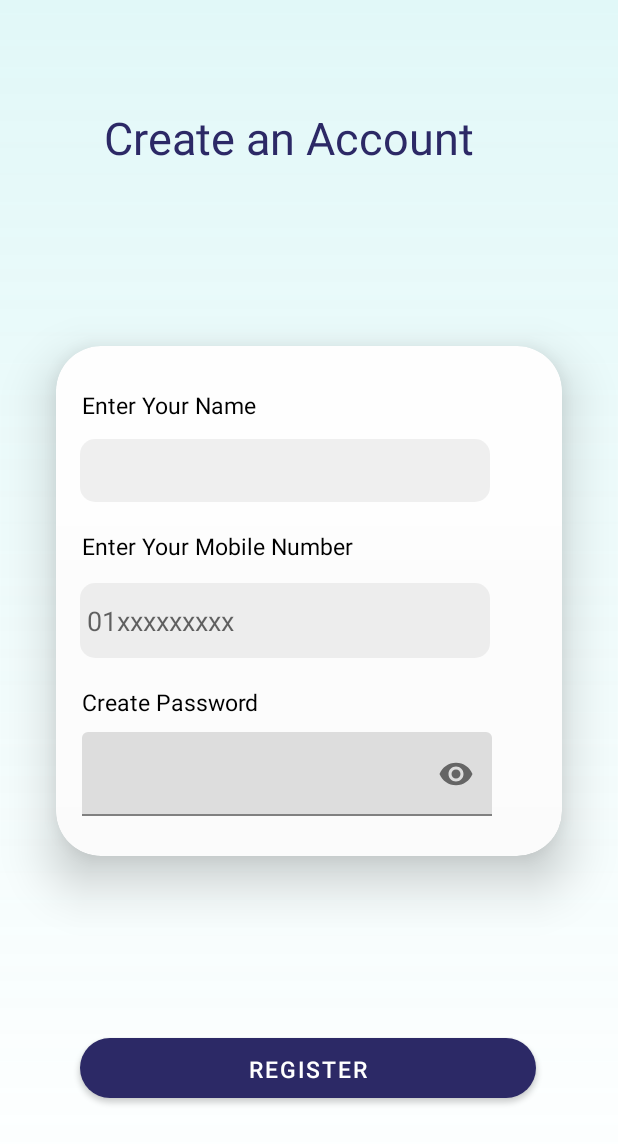
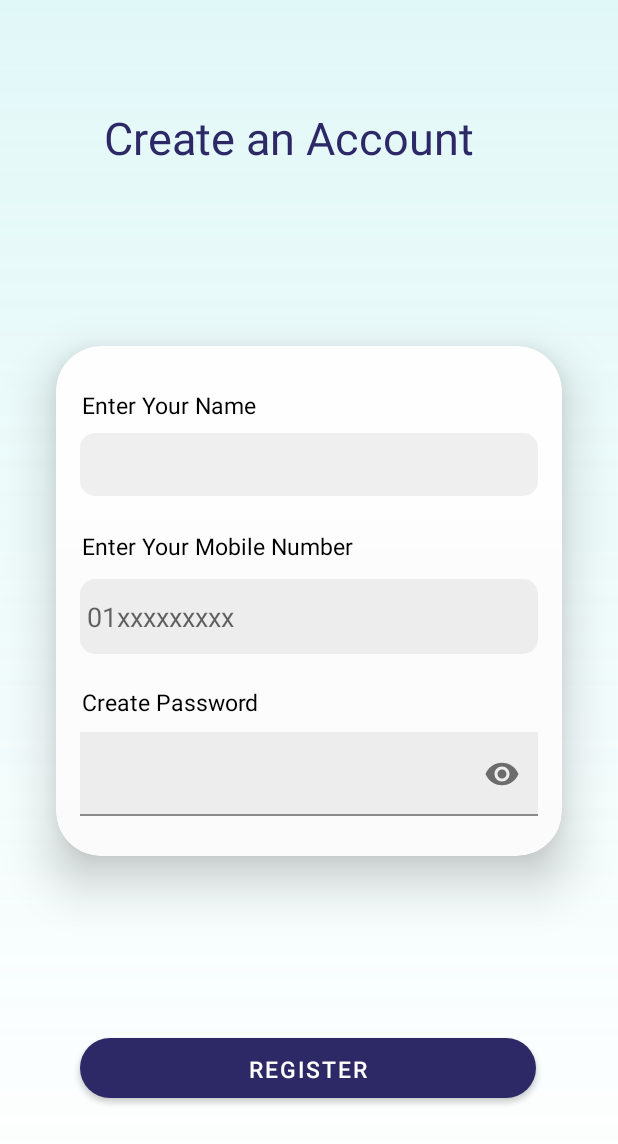
Before and after one commit to bavllymagid/Animal_APP, an Android app: the fragment RegisterFragment shown on its own in the app's theme, on a phone screen of 412 x 824 dp. Shown: the top 1144 px of the screen. Run offline under Robolectric (Android 15) with nearby library versions, the phone set to English and light mode, and no system bars; our stand-ins replace Dagger/Hilt's generated code.

Commit message:
adjusted register screen ui

```diff
--- a/app/src/main/res/layout/fragment_register.xml
+++ b/app/src/main/res/layout/fragment_register.xml
@@ -77,9 +77,11 @@
 
                 <com.google.android.material.textfield.MaterialAutoCompleteTextView
                     android:id="@+id/name_input"
-                    android:layout_width="273dp"
+                    android:layout_width="0dp"
                     android:layout_height="42dp"
-                    android:layout_marginTop="12dp"
+                    android:layout_marginStart="16dp"
+                    android:layout_marginTop="8dp"
+                    android:layout_marginEnd="16dp"
                     android:background="@drawable/text_field_shape"
                     android:elevation="200dp"
                     app:layout_constraintEnd_toEndOf="parent"
@@ -89,17 +91,21 @@
 
                 <com.google.android.material.textfield.MaterialAutoCompleteTextView
                     android:id="@+id/mobile_input"
-                    android:layout_width="273dp"
+                    android:layout_width="0dp"
                     android:layout_height="50dp"
+                    android:layout_marginStart="16dp"
+                    android:layout_marginTop="8dp"
+                    android:layout_marginEnd="16dp"
                     android:layout_marginBottom="132dp"
+                    android:background="@drawable/text_field_shape"
+                    android:elevation="200dp"
                     android:hint=" 01xxxxxxxxx"
                     android:inputType="phone"
-                    android:background="@drawable/text_field_shape"
-                    android:elevation="200dp"
                     app:layout_constraintBottom_toBottomOf="parent"
                     app:layout_constraintEnd_toEndOf="parent"
                     app:layout_constraintHorizontal_bias="0.25"
-                    app:layout_constraintStart_toStartOf="parent" />
+                    app:layout_constraintStart_toStartOf="parent"
+                    app:layout_constraintTop_toBottomOf="@+id/textView4" />
 
                 <TextView
                     android:id="@+id/textView5"
@@ -117,11 +123,16 @@
                     app:layout_constraintStart_toStartOf="parent" />
 
                 <com.google.android.material.textfield.TextInputLayout
-                    android:layout_width="273dp"
+                    android:layout_width="0dp"
                     android:layout_height="wrap_content"
                     app:endIconMode="password_toggle"
                     android:layout_marginTop="230dp"
-                    android:layout_marginRight="30dp"
+                    android:layout_marginRight="16dp"
+                    android:layout_marginLeft="16dp"
+                    app:boxCornerRadiusBottomEnd="20dp"
+                    app:boxCornerRadiusTopEnd="10dp"
+                    app:boxCornerRadiusBottomStart="10dp"
+                    app:boxCornerRadiusTopStart="10dp"
                     app:layout_constraintBottom_toBottomOf="parent"
                     app:layout_constraintEnd_toEndOf="parent"
                     app:layout_constraintStart_toStartOf="parent"
@@ -130,6 +141,7 @@
                     <com.google.android.material.textfield.TextInputEditText
                         android:layout_width="match_parent"
                         android:layout_height="match_parent"
+                        android:background="@color/light_grey"
                         android:inputType="textPassword"
 
                         />
--- a/app/src/main/res/values/colors.xml
+++ b/app/src/main/res/values/colors.xml
@@ -11,6 +11,7 @@
     <color name="off_white">#00FFFFFF</color>
     <color name="cyan">#2E5BD8D8</color>
     <color name="blue">#3F51B5</color>
-    <color name="dark_blue">#FF2C2966</color>
+    <color name="light_grey">#0F000000</color>
+
 
 </resources>
```
